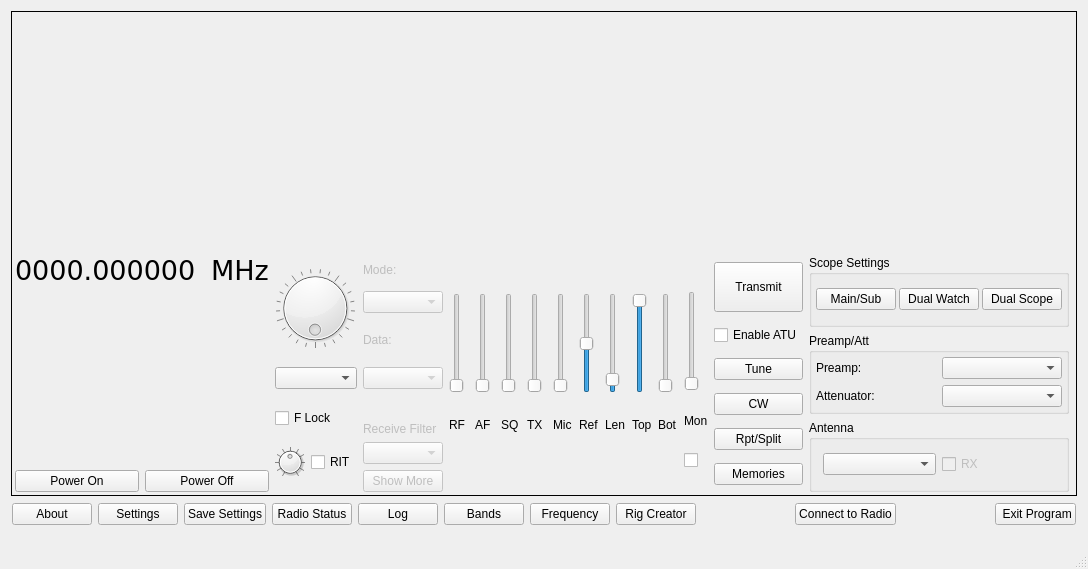
This is wfmain.ui in adecarolis/wfweb as Qt 5 draws it before an edit. The edited form follows.
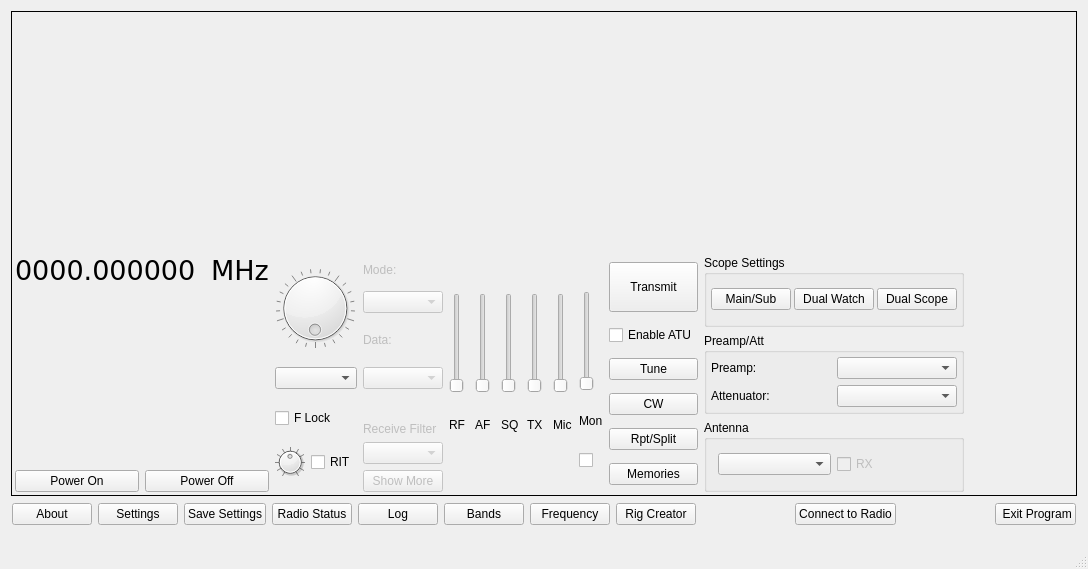
This is the edited form. Custom widgets are drawn as their Qt base class.

Commit message: Remove redundant sliders from wfmain

```diff
--- a/wfmain.ui
+++ b/wfmain.ui
@@ -844,383 +844,6 @@
            </item>
           </layout>
          </item>
-         <item>
-          <layout class="QVBoxLayout" name="verticalLayout_14">
-           <property name="leftMargin">
-            <number>0</number>
-           </property>
-           <item>
-            <spacer name="verticalSpacer_22">
-             <property name="orientation">
-              <enum>Qt::Vertical</enum>
-             </property>
-             <property name="sizeType">
-              <enum>QSizePolicy::Fixed</enum>
-             </property>
-             <property name="sizeHint" stdset="0">
-              <size>
-               <width>20</width>
-               <height>20</height>
-              </size>
-             </property>
-            </spacer>
-           </item>
-           <item>
-            <widget class="QSlider" name="scopeRefLevelSlider">
-             <property name="sizePolicy">
-              <sizepolicy hsizetype="Fixed" vsizetype="Fixed">
-               <horstretch>0</horstretch>
-               <verstretch>0</verstretch>
-              </sizepolicy>
-             </property>
-             <property name="minimumSize">
-              <size>
-               <width>0</width>
-               <height>100</height>
-              </size>
-             </property>
-             <property name="maximumSize">
-              <size>
-               <width>16777215</width>
-               <height>16777215</height>
-              </size>
-             </property>
-             <property name="toolTip">
-              <string>Spectrum Reference Level Adjust</string>
-             </property>
-             <property name="accessibleName">
-              <string>Reference Level for Waterfall</string>
-             </property>
-             <property name="accessibleDescription">
-              <string>Reference level for the waterfall display</string>
-             </property>
-             <property name="minimum">
-              <number>-200</number>
-             </property>
-             <property name="maximum">
-              <number>200</number>
-             </property>
-             <property name="singleStep">
-              <number>1</number>
-             </property>
-             <property name="pageStep">
-              <number>10</number>
-             </property>
-             <property name="orientation">
-              <enum>Qt::Vertical</enum>
-             </property>
-            </widget>
-           </item>
-           <item>
-            <widget class="QLabel" name="refLabel">
-             <property name="maximumSize">
-              <size>
-               <width>16777215</width>
-               <height>15</height>
-              </size>
-             </property>
-             <property name="text">
-              <string>Ref</string>
-             </property>
-            </widget>
-           </item>
-           <item>
-            <spacer name="verticalSpacer_13">
-             <property name="orientation">
-              <enum>Qt::Vertical</enum>
-             </property>
-             <property name="sizeType">
-              <enum>QSizePolicy::Fixed</enum>
-             </property>
-             <property name="sizeHint" stdset="0">
-              <size>
-               <width>20</width>
-               <height>40</height>
-              </size>
-             </property>
-            </spacer>
-           </item>
-          </layout>
-         </item>
-         <item>
-          <layout class="QVBoxLayout" name="verticalLayout_20">
-           <property name="rightMargin">
-            <number>0</number>
-           </property>
-           <item>
-            <spacer name="verticalSpacer_23">
-             <property name="orientation">
-              <enum>Qt::Vertical</enum>
-             </property>
-             <property name="sizeType">
-              <enum>QSizePolicy::Fixed</enum>
-             </property>
-             <property name="sizeHint" stdset="0">
-              <size>
-               <width>20</width>
-               <height>20</height>
-              </size>
-             </property>
-            </spacer>
-           </item>
-           <item>
-            <widget class="QSlider" name="wfLengthSlider">
-             <property name="sizePolicy">
-              <sizepolicy hsizetype="Fixed" vsizetype="Fixed">
-               <horstretch>0</horstretch>
-               <verstretch>0</verstretch>
-              </sizepolicy>
-             </property>
-             <property name="minimumSize">
-              <size>
-               <width>0</width>
-               <height>100</height>
-              </size>
-             </property>
-             <property name="maximumSize">
-              <size>
-               <width>16777215</width>
-               <height>16777215</height>
-              </size>
-             </property>
-             <property name="toolTip">
-              <string>Waterfall Length</string>
-             </property>
-             <property name="accessibleName">
-              <string>Waterfall Length</string>
-             </property>
-             <property name="minimum">
-              <number>100</number>
-             </property>
-             <property name="maximum">
-              <number>1024</number>
-             </property>
-             <property name="value">
-              <number>160</number>
-             </property>
-             <property name="orientation">
-              <enum>Qt::Vertical</enum>
-             </property>
-            </widget>
-           </item>
-           <item>
-            <widget class="QLabel" name="lenLabel">
-             <property name="maximumSize">
-              <size>
-               <width>16777215</width>
-               <height>15</height>
-              </size>
-             </property>
-             <property name="text">
-              <string>Len</string>
-             </property>
-            </widget>
-           </item>
-           <item>
-            <spacer name="verticalSpacer_14">
-             <property name="orientation">
-              <enum>Qt::Vertical</enum>
-             </property>
-             <property name="sizeType">
-              <enum>QSizePolicy::Fixed</enum>
-             </property>
-             <property name="sizeHint" stdset="0">
-              <size>
-               <width>20</width>
-               <height>40</height>
-              </size>
-             </property>
-            </spacer>
-           </item>
-          </layout>
-         </item>
-         <item>
-          <layout class="QVBoxLayout" name="topSliderLayout">
-           <property name="leftMargin">
-            <number>0</number>
-           </property>
-           <property name="topMargin">
-            <number>0</number>
-           </property>
-           <item>
-            <spacer name="verticalSpacer_24">
-             <property name="orientation">
-              <enum>Qt::Vertical</enum>
-             </property>
-             <property name="sizeType">
-              <enum>QSizePolicy::Fixed</enum>
-             </property>
-             <property name="sizeHint" stdset="0">
-              <size>
-               <width>20</width>
-               <height>20</height>
-              </size>
-             </property>
-            </spacer>
-           </item>
-           <item>
-            <widget class="QSlider" name="topLevelSlider">
-             <property name="sizePolicy">
-              <sizepolicy hsizetype="Fixed" vsizetype="Fixed">
-               <horstretch>0</horstretch>
-               <verstretch>0</verstretch>
-              </sizepolicy>
-             </property>
-             <property name="minimumSize">
-              <size>
-               <width>0</width>
-               <height>100</height>
-              </size>
-             </property>
-             <property name="maximumSize">
-              <size>
-               <width>16777215</width>
-               <height>16777215</height>
-              </size>
-             </property>
-             <property name="toolTip">
-              <string>Sets the ceiling for the waterfall and spectrum displays</string>
-             </property>
-             <property name="accessibleName">
-              <string>Ceiling for waterfall and spectrum display</string>
-             </property>
-             <property name="minimum">
-              <number>1</number>
-             </property>
-             <property name="maximum">
-              <number>160</number>
-             </property>
-             <property name="value">
-              <number>160</number>
-             </property>
-             <property name="orientation">
-              <enum>Qt::Vertical</enum>
-             </property>
-            </widget>
-           </item>
-           <item>
-            <widget class="QLabel" name="labelTop">
-             <property name="maximumSize">
-              <size>
-               <width>16777215</width>
-               <height>15</height>
-              </size>
-             </property>
-             <property name="text">
-              <string>Top</string>
-             </property>
-            </widget>
-           </item>
-           <item>
-            <spacer name="verticalSpacer_15">
-             <property name="orientation">
-              <enum>Qt::Vertical</enum>
-             </property>
-             <property name="sizeType">
-              <enum>QSizePolicy::Fixed</enum>
-             </property>
-             <property name="sizeHint" stdset="0">
-              <size>
-               <width>20</width>
-               <height>40</height>
-              </size>
-             </property>
-            </spacer>
-           </item>
-          </layout>
-         </item>
-         <item>
-          <layout class="QVBoxLayout" name="botAdjustVertLayout">
-           <property name="leftMargin">
-            <number>0</number>
-           </property>
-           <property name="topMargin">
-            <number>0</number>
-           </property>
-           <property name="rightMargin">
-            <number>0</number>
-           </property>
-           <property name="bottomMargin">
-            <number>0</number>
-           </property>
-           <item>
-            <spacer name="verticalSpacer_25">
-             <property name="orientation">
-              <enum>Qt::Vertical</enum>
-             </property>
-             <property name="sizeType">
-              <enum>QSizePolicy::Fixed</enum>
-             </property>
-             <property name="sizeHint" stdset="0">
-              <size>
-               <width>20</width>
-               <height>20</height>
-              </size>
-             </property>
-            </spacer>
-           </item>
-           <item>
-            <widget class="QSlider" name="botLevelSlider">
-             <property name="sizePolicy">
-              <sizepolicy hsizetype="Fixed" vsizetype="Fixed">
-               <horstretch>0</horstretch>
-               <verstretch>0</verstretch>
-              </sizepolicy>
-             </property>
-             <property name="minimumSize">
-              <size>
-               <width>0</width>
-               <height>100</height>
-              </size>
-             </property>
-             <property name="maximumSize">
-              <size>
-               <width>16777215</width>
-               <height>16777215</height>
-              </size>
-             </property>
-             <property name="toolTip">
-              <string>Sets the floor for the waterfall and spectrum displays</string>
-             </property>
-             <property name="maximum">
-              <number>160</number>
-             </property>
-             <property name="orientation">
-              <enum>Qt::Vertical</enum>
-             </property>
-            </widget>
-           </item>
-           <item>
-            <widget class="QLabel" name="labelBot">
-             <property name="maximumSize">
-              <size>
-               <width>16777215</width>
-               <height>15</height>
-              </size>
-             </property>
-             <property name="text">
-              <string>Bot</string>
-             </property>
-            </widget>
-           </item>
-           <item>
-            <spacer name="verticalSpacer_16">
-             <property name="orientation">
-              <enum>Qt::Vertical</enum>
-             </property>
-             <property name="sizeType">
-              <enum>QSizePolicy::Fixed</enum>
-             </property>
-             <property name="sizeHint" stdset="0">
-              <size>
-               <width>20</width>
-               <height>40</height>
-              </size>
-             </property>
-            </spacer>
-           </item>
-          </layout>
-         </item>
          <item>
           <layout class="QVBoxLayout" name="verticalLayout_29">
            <item>
```
The commit also changes 3 other files.
